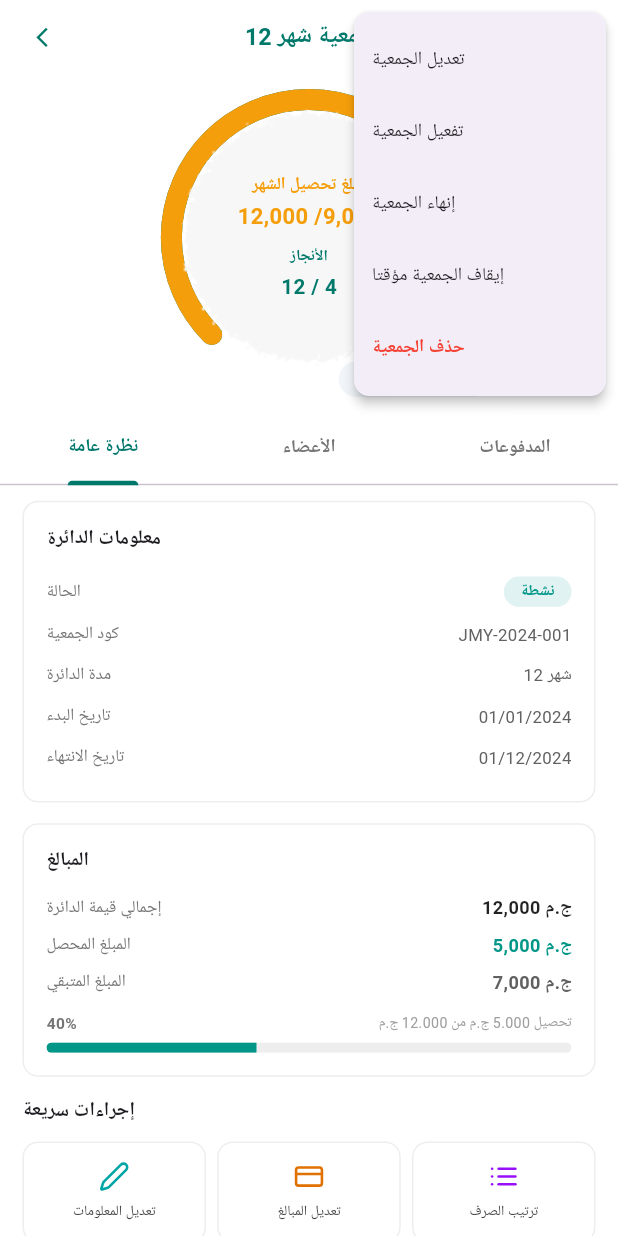
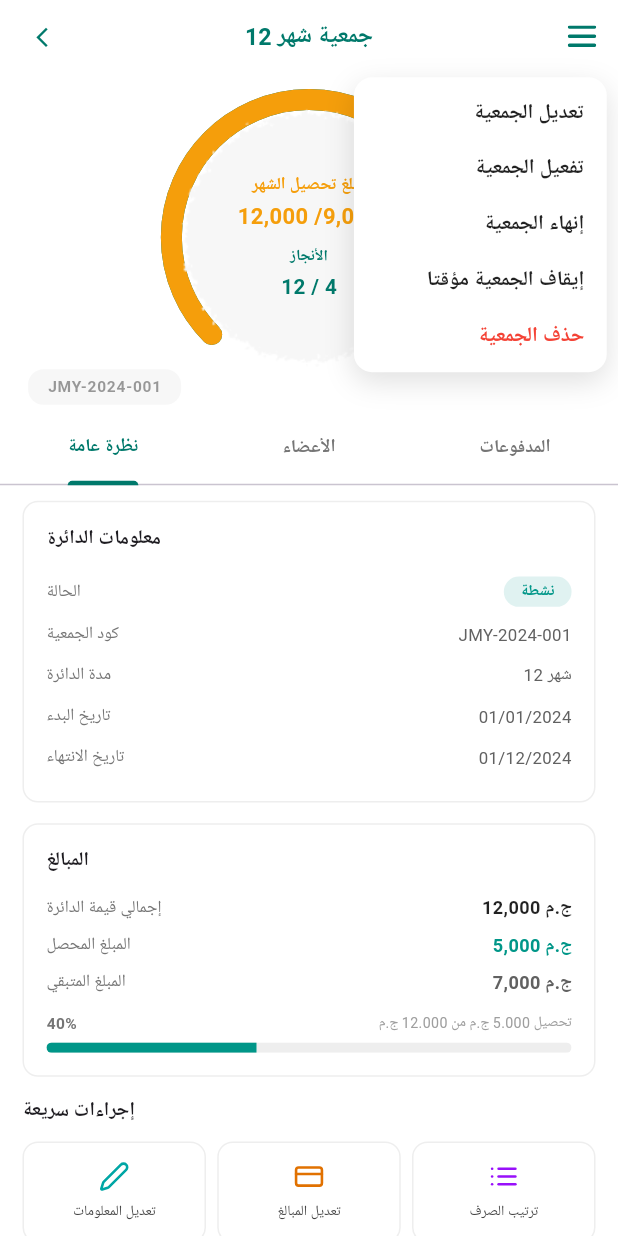
Before and after one commit to Jameya-org/jameya-admain-flutter, a Flutter app: the SocietyDetailsView screen opened directly with empty values, after a tap on an icon or button, on a phone screen of 412 x 824 dp. Run offline on Flutter 3.47's test engine with Material 3 defaults, Android fonts, the phone set to English and light mode, and no system bars; our stand-ins replace flutter_bloc, flutter_screenutil, flutter_secure_storage, flutter_svg, get_it, go_router and 2 more; accounts and stored records are empty.

Commit message:
feat: implement society management state logic and details view components

```diff
--- a/lib/features/society_management/presentation/view/widgets/details/society_details_app_bar.dart
+++ b/lib/features/society_management/presentation/view/widgets/details/society_details_app_bar.dart
@@ -5,7 +5,7 @@ import '../dialogs/end_society_dialog.dart';
 import '../dialogs/pause_society_dialog.dart';
 import '../dialogs/delete_society_dialog.dart';
 
-class SocietyDetailsAppBar extends StatelessWidget
+class SocietyDetailsAppBar extends StatefulWidget
     implements PreferredSizeWidget {
   final String title;
   const SocietyDetailsAppBar({super.key, required this.title});
@@ -13,18 +13,176 @@ class SocietyDetailsAppBar extends StatelessWidget
   @override
   Size get preferredSize => Size.fromHeight(56.h);
 
-  void _onMenuSelected(BuildContext context, String value) {
+  @override
+  State<SocietyDetailsAppBar> createState() => _SocietyDetailsAppBarState();
+}
+
+class _SocietyDetailsAppBarState extends State<SocietyDetailsAppBar>
+    with SingleTickerProviderStateMixin {
+  final GlobalKey _menuKey = GlobalKey();
+  OverlayEntry? _overlayEntry;
+  late AnimationController _controller;
+  late Animation<Offset> _slideAnimation;
+  late Animation<double> _fadeAnimation;
+
+  @override
+  void initState() {
+    super.initState();
+    _controller = AnimationController(
+      vsync: this,
+      duration: const Duration(milliseconds: 220),
+    );
+    _slideAnimation = Tween<Offset>(
+      begin: const Offset(0, -0.08),
+      end: Offset.zero,
+    ).animate(CurvedAnimation(parent: _controller, curve: Curves.easeOutCubic));
+    _fadeAnimation = CurvedAnimation(
+      parent: _controller,
+      curve: Curves.easeOut,
+    );
+  }
+
+  @override
+  void dispose() {
+    _removeOverlay(immediate: true);
+    _controller.dispose();
+    super.dispose();
+  }
+
+  void _toggleMenu() {
+    if (_overlayEntry != null) {
+      _closeMenu();
+    } else {
+      _openMenu();
+    }
+  }
+
+  void _openMenu() {
+    final RenderBox renderBox =
+        _menuKey.currentContext!.findRenderObject() as RenderBox;
+    final Offset offset = renderBox.localToGlobal(Offset.zero);
+    final Size size = renderBox.size;
+    final double screenWidth = MediaQuery.of(context).size.width;
+
+    const double menuWidth = 180;
+    double leftPosition = offset.dx + size.width - menuWidth.w;
+    leftPosition = leftPosition.clamp(20.w, screenWidth - menuWidth.w - 8.w);
+
+    _overlayEntry = OverlayEntry(
+      builder: (context) {
+        return Stack(
+          children: [
+            Positioned.fill(
+              child: GestureDetector(
+                onTap: _closeMenu,
+                behavior: HitTestBehavior.translucent,
+                child: Container(color: Colors.transparent),
+              ),
+            ),
+            Positioned(
+              top: offset.dy + size.height + 4.h,
+              left: leftPosition,
+              child: FadeTransition(
+                opacity: _fadeAnimation,
+                child: SlideTransition(
+                  position: _slideAnimation,
+                  child: _buildMenuCard(),
+                ),
+              ),
+            ),
+          ],
+        );
+      },
+    );
+
+    Overlay.of(context).insert(_overlayEntry!);
+    _controller.forward(from: 0);
+  }
+
+  void _closeMenu() {
+    _controller.reverse().whenComplete(() {
+      _removeOverlay();
+    });
+  }
+
+  void _removeOverlay({bool immediate = false}) {
+    _overlayEntry?.remove();
+    _overlayEntry = null;
+  }
+
+  void _onMenuSelected(String value) {
+    _closeMenu();
+    Future.delayed(const Duration(milliseconds: 150), () {
+      if (!mounted) return;
       if (value == 'end') {
         showDialog(context: context, builder: (_) => const EndSocietyDialog());
       } else if (value == 'pause') {
-      showDialog(context: context, builder: (_) => const PauseSocietyDialog());
+        showDialog(
+          context: context,
+          builder: (_) => const PauseSocietyDialog(),
+        );
       } else if (value == 'delete') {
-      showDialog(context: context, builder: (_) => const DeleteSocietyDialog());
+        showDialog(
+          context: context,
+          builder: (_) => const DeleteSocietyDialog(),
+        );
       } else {
         ScaffoldMessenger.of(
           context,
         ).showSnackBar(SnackBar(content: Text('تم اختيار: $value')));
       }
+    });
+  }
+
+  Widget _buildMenuCard() {
+    return Material(
+      color: Colors.transparent,
+      child: Container(
+        width: 180.w,
+        padding: EdgeInsets.symmetric(vertical: 6.h),
+        decoration: BoxDecoration(
+          color: Colors.white,
+          borderRadius: BorderRadius.circular(14.r),
+          boxShadow: [
+            BoxShadow(
+              color: Colors.black.withValues(alpha: 0.12),
+              blurRadius: 16,
+              offset: const Offset(0, 6),
+            ),
+          ],
+        ),
+        child: Column(
+          mainAxisSize: MainAxisSize.min,
+          children: [
+            _menuItem('تعديل الجمعية', 'edit'),
+            _menuItem('تفعيل الجمعية', 'activate'),
+            _menuItem('إنهاء الجمعية', 'end'),
+            _menuItem('إيقاف الجمعية مؤقتا', 'pause'),
+            _menuItem('حذف الجمعية', 'delete', isDestructive: true),
+          ],
+        ),
+      ),
+    );
+  }
+
+  Widget _menuItem(String label, String value, {bool isDestructive = false}) {
+    return InkWell(
+      onTap: () => _onMenuSelected(value),
+      child: Padding(
+        padding: EdgeInsets.symmetric(horizontal: 16.w, vertical: 10.h),
+        child: Align(
+          alignment: Alignment.centerRight,
+          child: Text(
+            label,
+            style: TextStyle(
+              fontSize: 16.sp,
+              color: isDestructive ? Colors.red : Colors.black87,
+              fontWeight: FontWeight.bold,
+            ),
+          ),
+        ),
+      ),
+    );
   }
 
   @override
@@ -33,7 +191,6 @@ class SocietyDetailsAppBar extends StatelessWidget
       backgroundColor: Colors.white,
       elevation: 0,
       centerTitle: true,
-
       leading: IconButton(
         icon: Icon(
           Icons.arrow_back_ios_new,
@@ -42,19 +199,18 @@ class SocietyDetailsAppBar extends StatelessWidget
         ),
         onPressed: () => Navigator.of(context).pop(),
       ),
-
       title: Text(
-        title.isNotEmpty ? title : 'جمعية شهر 12',
+        widget.title.isNotEmpty ? widget.title : 'جمعية شهر 12',
         style: TextStyle(
           color: const Color(0xFF00796B),
           fontSize: 18.sp,
           fontWeight: FontWeight.bold,
         ),
       ),
-
       actions: [
-        PopupMenuButton<String>(
-          onSelected: (val) => _onMenuSelected(context, val),
+        IconButton(
+          key: _menuKey,
+          onPressed: _toggleMenu,
           icon: SvgPicture.asset(
             'assets/icons/menu.svg',
             width: 22.sp,
@@ -64,41 +220,6 @@ class SocietyDetailsAppBar extends StatelessWidget
               BlendMode.srcIn,
             ),
           ),
-          shape: RoundedRectangleBorder(
-            borderRadius: BorderRadius.circular(12.r),
-          ),
-          itemBuilder: (context) => [
-            PopupMenuItem(
-              value: 'edit',
-              child: Text('تعديل الجمعية', style: TextStyle(fontSize: 14.sp)),
-            ),
-            PopupMenuItem(
-              value: 'activate',
-              child: Text('تفعيل الجمعية', style: TextStyle(fontSize: 14.sp)),
-            ),
-            PopupMenuItem(
-              value: 'end',
-              child: Text('إنهاء الجمعية', style: TextStyle(fontSize: 14.sp)),
-            ),
-            PopupMenuItem(
-              value: 'pause',
-              child: Text(
-                'إيقاف الجمعية مؤقتا',
-                style: TextStyle(fontSize: 14.sp),
-              ),
-            ),
-            PopupMenuItem(
-              value: 'delete',
-              child: Text(
-                'حذف الجمعية',
-                style: TextStyle(
-                  fontSize: 14.sp,
-                  color: Colors.red,
-                  fontWeight: FontWeight.bold,
-                ),
-              ),
-            ),
-          ],
         ),
       ],
     );
--- a/lib/features/society_management/presentation/view/widgets/details/society_details_chart_header.dart
+++ b/lib/features/society_management/presentation/view/widgets/details/society_details_chart_header.dart
@@ -14,28 +14,28 @@ class SocietyDetailsChartHeader extends StatelessWidget {
         children: [
           SizedBox(height: 8.h),
           SizedBox(
-            width: 260.w,
+            width: double.infinity,
             child: Stack(
               clipBehavior: Clip.none,
               children: [
                 const Center(child: AnimatedCircularChartWidget()),
                 Positioned(
-                  bottom: -4.h,
-                  right: 0,
+                  bottom: -10.h,
+
                   child: Container(
                     padding: EdgeInsets.symmetric(
                       horizontal: 14.w,
                       vertical: 5.h,
                     ),
                     decoration: BoxDecoration(
-                      color: const Color(0xFFF1F5F9),
-                      borderRadius: BorderRadius.circular(16.r),
+                      color: const Color(0xFFF7F7F7),
+                      borderRadius: BorderRadius.circular(12.r),
                     ),
                     child: Text(
                       code.isNotEmpty ? code : 'JMY-2024-001',
                       style: TextStyle(
                         fontSize: 12.sp,
-                        color: const Color(0xFF475569),
+                        color: const Color(0xff575757).withValues(alpha: 0.6),
                         fontWeight: FontWeight.bold,
                         letterSpacing: 0.5,
                       ),
--- a/lib/features/society_management/presentation/viewmodel/society_cubit.dart
+++ b/lib/features/society_management/presentation/viewmodel/society_cubit.dart
@@ -16,7 +16,7 @@ class SocietyCubit extends Cubit<SocietyState> {
     _allSocieties = [
       SocietyModel(
         id: '1',
-        name: 'جمعية 12 شهر',
+        name: 'جمعية شهر 12',
         code: 'JMY-2024-001',
         status: 'نشطة',
         currentTurn: 5,
@@ -28,7 +28,7 @@ class SocietyCubit extends Cubit<SocietyState> {
       ),
       SocietyModel(
         id: '2',
-        name: 'جمعية 12 شهر',
+        name: 'جمعية شهر 12',
         code: 'JMY-2024-001',
         status: 'مسددة',
         currentTurn: 5,
@@ -40,7 +40,7 @@ class SocietyCubit extends Cubit<SocietyState> {
       ),
       SocietyModel(
         id: '3',
-        name: 'جمعية 12 شهر',
+        name: 'جمعية شهر 12',
         code: 'JMY-2024-001',
         status: 'نشطة',
         currentTurn: 5,
@@ -52,7 +52,7 @@ class SocietyCubit extends Cubit<SocietyState> {
       ),
       SocietyModel(
         id: '4',
-        name: 'جمعية 12 شهر',
+        name: 'جمعية شهر 12',
         code: 'JMY-2024-001',
         status: 'منتهية',
         currentTurn: 5,
```
Lines whose indentation alone changed are shown as unchanged.
